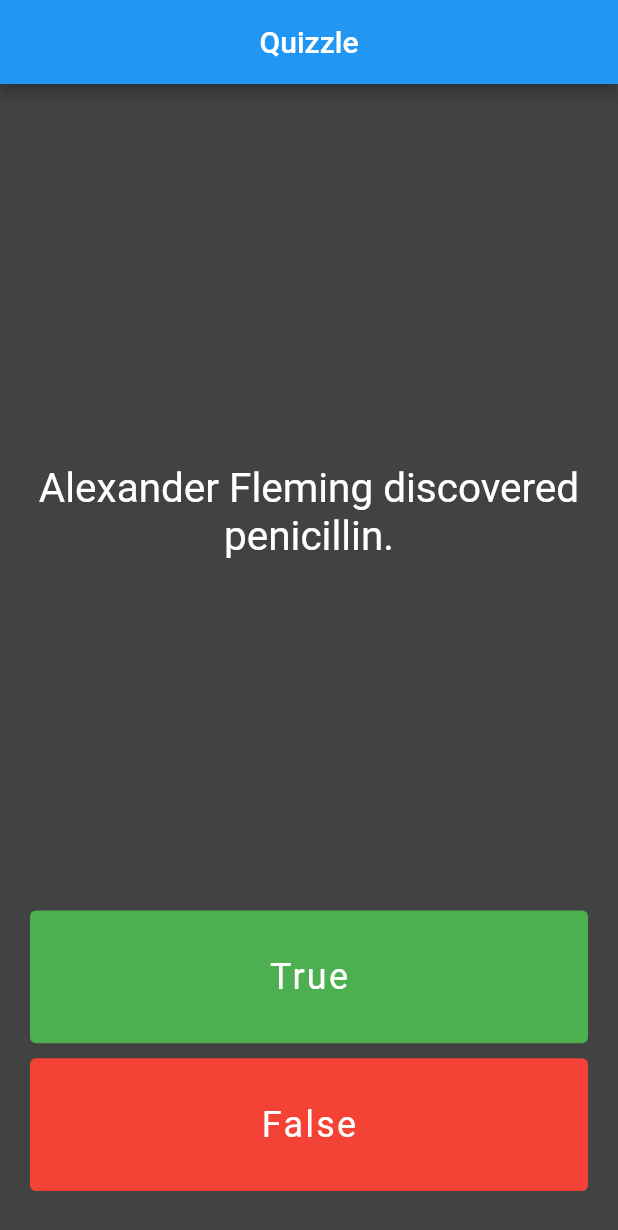
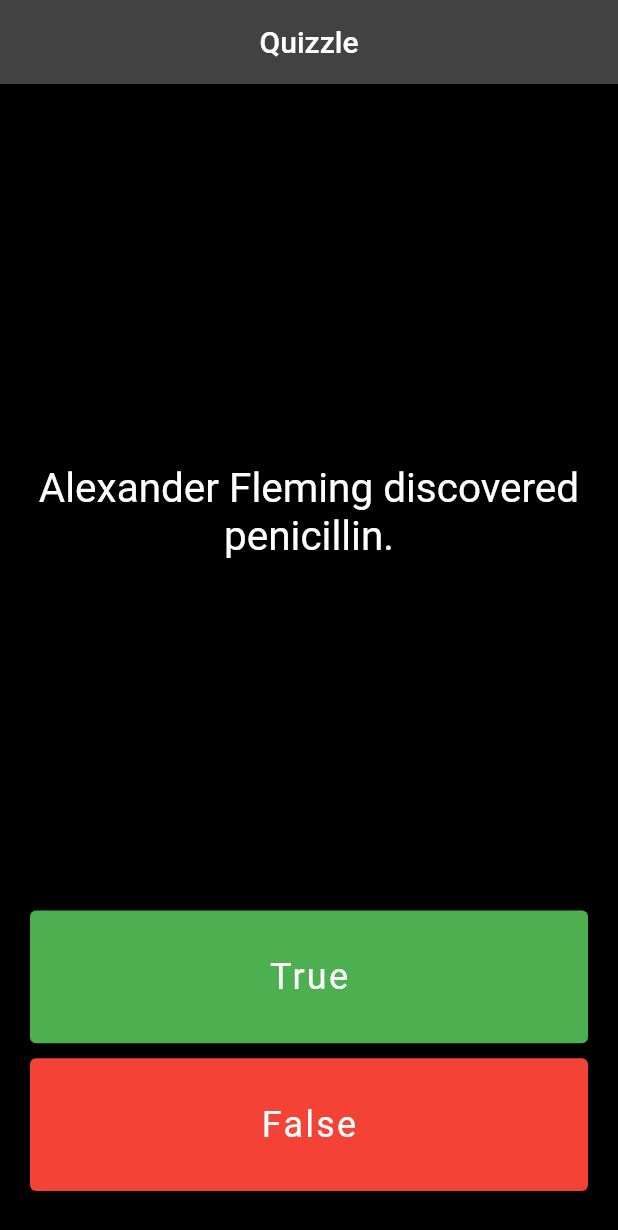
Before and after one commit to Jhay4Julian/quizzle_flutter, a Flutter app: the screen it shows after launch, on a phone screen of 412 x 824 dp. Shown: the top 1230 px of the screen. Run offline on Flutter 3.47's test engine with Material 2 defaults, Android fonts, the phone set to English and light mode, and no system bars; our stand-ins replace rflutter_alert.

Commit message:
updated the ui

```diff
--- a/lib/main.dart
+++ b/lib/main.dart
@@ -18,8 +18,9 @@ class Quizzle extends StatelessWidget {
         debugShowCheckedModeBanner: false,
         title: 'Quizzle',
         home: Scaffold(
-          backgroundColor: Colors.grey.shade800,
+          backgroundColor: Colors.black,
           appBar: AppBar(
+            backgroundColor: Colors.grey.shade800,
             title: const Center(child: Text('Quizzle')),
           ),
           body: const QuizPage(),
@@ -115,6 +116,8 @@ class _QuizPageState extends State<QuizPage> {
           ),
           const SizedBox(height: 10),
           Row(
+            mainAxisAlignment: MainAxisAlignment.center,
+            crossAxisAlignment: CrossAxisAlignment.center,
             children: scoreKeeper,
           ),
         ],
```
